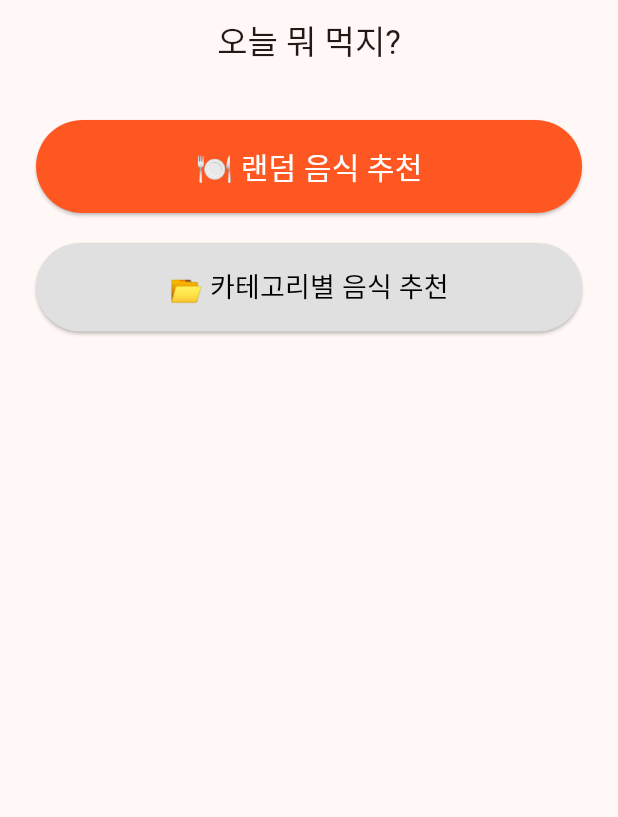
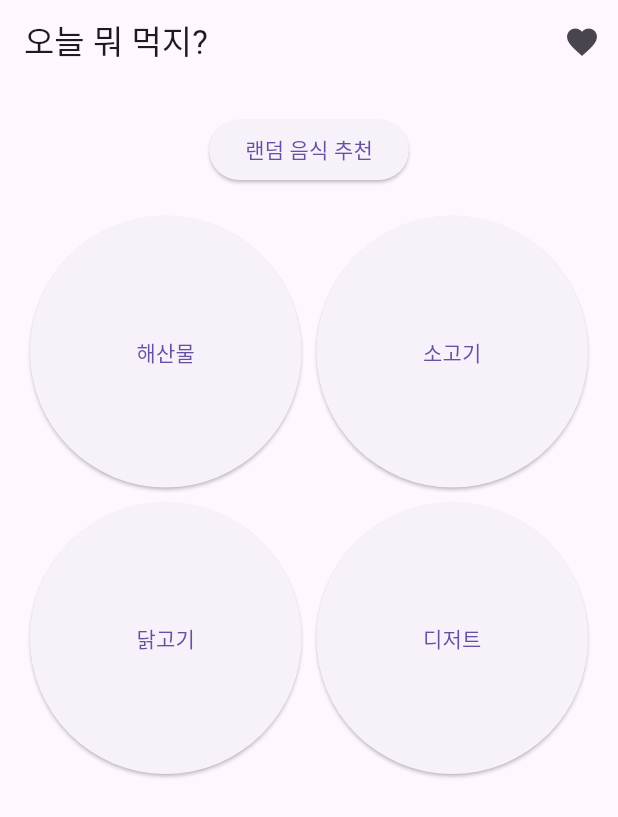
Before and after one commit to dlwlssud123/what_to_eat, a Flutter app: the screen it shows after launch, on a phone screen of 412 x 824 dp. Shown: the top 817 px of the screen. Run offline on Flutter 3.47's test engine with Material 3 defaults, Android fonts, the phone set to English and light mode, and no system bars.

Commit message:
추천기능추가
재추천 버튼 추가 및 즐겨찾기 기능 추가

```diff
--- a/lib/main.dart
+++ b/lib/main.dart
@@ -1,134 +1,157 @@
 import 'package:flutter/material.dart';
+import 'api_service.dart';
+import 'meal.dart';
 
 void main() {
-  runApp(const WhatToEatApp());
+  runApp(const MyApp());
 }
 
-class WhatToEatApp extends StatelessWidget {
-  const WhatToEatApp({super.key});
+class MyApp extends StatelessWidget {
+  const MyApp();
 
   @override
   Widget build(BuildContext context) {
     return MaterialApp(
-      title: 'What to Eat',
-      theme: ThemeData(
-        colorScheme: ColorScheme.fromSeed(seedColor: Colors.deepOrange),
-        useMaterial3: true,
-      ),
-      home: const HomeScreen(),
+      title: 'What To Eat',
+      home: const HomePage(),
+      debugShowCheckedModeBanner: false,
     );
   }
 }
 
-class HomeScreen extends StatefulWidget {
-  const HomeScreen({super.key});
+class HomePage extends StatefulWidget {
+  const HomePage();
 
   @override
-  State<HomeScreen> createState() => _HomeScreenState();
+  State<HomePage> createState() => _HomePageState();
 }
 
-class _HomeScreenState extends State<HomeScreen> {
-  final Map<String, List<String>> foodMap = {
-    '한식': ['비빔밥', '김치찌개', '불고기'],
-    '중식': ['짜장면', '짬뽕', '탕수육'],
-    '일식': ['초밥', '라멘', '가츠동'],
-    '양식': ['파스타', '스테이크', '피자'],
-  };
+class _HomePageState extends State<HomePage> {
+  Meal? _selectedMeal;
+  String? _lastSelectedCategory;
+  List<Meal> _favorites = []; // 🎯 즐겨찾기 리스트
+  bool _showFavorites = false;
 
-  String? recommendedFood;
-  bool showCategoryButtons = false;
-
-  void recommendRandomFood() {
-    final allFoods = foodMap.values.expand((list) => list).toList();
-    allFoods.shuffle();
+  void _getRandomMeal() async {
+    final meal = await ApiService.fetchRandomMeal();
     setState(() {
-      recommendedFood = allFoods.first;
+      _selectedMeal = meal;
+      _lastSelectedCategory = null;
+      _showFavorites = false;
     });
   }
 
-  void recommendByCategory(String category) {
-    final foods = foodMap[category];
-    if (foods != null && foods.isNotEmpty) {
-      foods.shuffle();
+  void _getMealByCategory(String category) async {
+    final meal = await ApiService.fetchMealByCategory(category);
     setState(() {
-        recommendedFood = foods.first;
+      _selectedMeal = meal;
+      _lastSelectedCategory = category;
+      _showFavorites = false;
     });
   }
+
+  void _toggleFavorite(Meal meal) {
+    setState(() {
+      if (_favorites.any((m) => m.id == meal.id)) {
+        _favorites.removeWhere((m) => m.id == meal.id);
+      } else {
+        _favorites.add(meal);
+      }
+    });
+  }
+
+  bool _isFavorite(Meal meal) {
+    return _favorites.any((m) => m.id == meal.id);
+  }
+
+  Widget _buildMealCard(Meal meal) {
+    return Card(
+      margin: const EdgeInsets.all(20),
+      child: Column(
+        children: [
+          Image.network(
+            meal.imageUrl,
+            height: 200,
+            width: double.infinity,
+            fit: BoxFit.cover,
+          ),
+          Padding(
+            padding: const EdgeInsets.all(8.0),
+            child: Text(
+              meal.name,
+              style: const TextStyle(fontSize: 20, fontWeight: FontWeight.bold),
+            ),
+          ),
+          ElevatedButton(
+            onPressed: () => _toggleFavorite(meal),
+            child: Text(_isFavorite(meal) ? '즐겨찾기 제거' : '즐겨찾기 추가'),
+          ),
+        ],
+      ),
+    );
   }
 
   @override
   Widget build(BuildContext context) {
+    final categories = {
+      'Seafood': '해산물',
+      'Beef': '소고기',
+      'Chicken': '닭고기',
+      'Dessert': '디저트',
+    };
+
     return Scaffold(
-      appBar: AppBar(title: const Text('오늘 뭐 먹지?'), centerTitle: true),
-      body: Padding(
-        padding: const EdgeInsets.all(24),
+      appBar: AppBar(
+        title: const Text('오늘 뭐 먹지?'),
+        actions: [
+          IconButton(
+            icon: const Icon(Icons.favorite),
+            onPressed: () {
+              setState(() {
+                _showFavorites = !_showFavorites;
+              });
+            },
+          ),
+        ],
+      ),
+      body: SingleChildScrollView(
         child: Column(
-          crossAxisAlignment: CrossAxisAlignment.stretch,
           children: [
-            // 랜덤 음식 추천 버튼
+            const SizedBox(height: 20),
             ElevatedButton(
-              onPressed: recommendRandomFood,
-              style: ElevatedButton.styleFrom(
-                backgroundColor: Colors.deepOrange,
-                foregroundColor: Colors.white,
-                padding: const EdgeInsets.symmetric(vertical: 16),
-              ),
-              child: const Text('🍽️ 랜덤 음식 추천', style: TextStyle(fontSize: 20)),
+              onPressed: _getRandomMeal,
+              child: const Text('랜덤 음식 추천'),
             ),
             const SizedBox(height: 20),
-
-            // 카테고리 토글 버튼
-            ElevatedButton(
-              onPressed: () {
-                setState(() {
-                  showCategoryButtons = !showCategoryButtons;
-                });
-              },
-              style: ElevatedButton.styleFrom(
-                backgroundColor: Colors.grey[300],
-                foregroundColor: Colors.black,
-                padding: const EdgeInsets.symmetric(vertical: 16),
-              ),
-              child: const Text(
-                '📂 카테고리별 음식 추천',
-                style: TextStyle(fontSize: 18),
-              ),
-            ),
-            const SizedBox(height: 20),
-
-            // 카테고리 버튼들 (2x2 Grid)
-            if (showCategoryButtons)
             GridView.count(
+              shrinkWrap: true,
+              physics: const NeverScrollableScrollPhysics(),
+              padding: const EdgeInsets.symmetric(horizontal: 20),
               crossAxisCount: 2,
-                shrinkWrap: true,
-                mainAxisSpacing: 12,
-                crossAxisSpacing: 12,
-                physics: const NeverScrollableScrollPhysics(),
-                children: foodMap.keys.map((category) {
+              crossAxisSpacing: 10,
+              mainAxisSpacing: 10,
+              children: categories.entries.map((entry) {
                 return ElevatedButton(
-                    onPressed: () => recommendByCategory(category),
-                    style: ElevatedButton.styleFrom(
-                      backgroundColor: Colors.orangeAccent,
-                      foregroundColor: Colors.white,
-                      padding: const EdgeInsets.all(12),
-                    ),
-                    child: Text(category, style: const TextStyle(fontSize: 18)),
+                  onPressed: () => _getMealByCategory(entry.key),
+                  child: Text(entry.value),
                 );
               }).toList(),
             ),
-            const SizedBox(height: 30),
-
-            // 추천 결과 표시
-            if (recommendedFood != null)
-              Center(
-                child: Text(
-                  '🍽️ 추천 음식: $recommendedFood',
-                  style: const TextStyle(
-                    fontSize: 24,
-                    fontWeight: FontWeight.bold,
+            const SizedBox(height: 20),
+            if (_showFavorites)
+              Column(
+                children: _favorites
+                    .map((meal) => _buildMealCard(meal))
+                    .toList(),
+              )
+            else if (_selectedMeal != null) ...[
+              _buildMealCard(_selectedMeal!),
+              if (_lastSelectedCategory != null)
+                ElevatedButton(
+                  onPressed: () => _getMealByCategory(_lastSelectedCategory!),
+                  child: Text('${categories[_lastSelectedCategory]} 다시 추천'),
                 ),
-                ),
-              ),
+            ],
           ],
         ),
       ),
```
Lines whose indentation alone changed are shown as unchanged.
